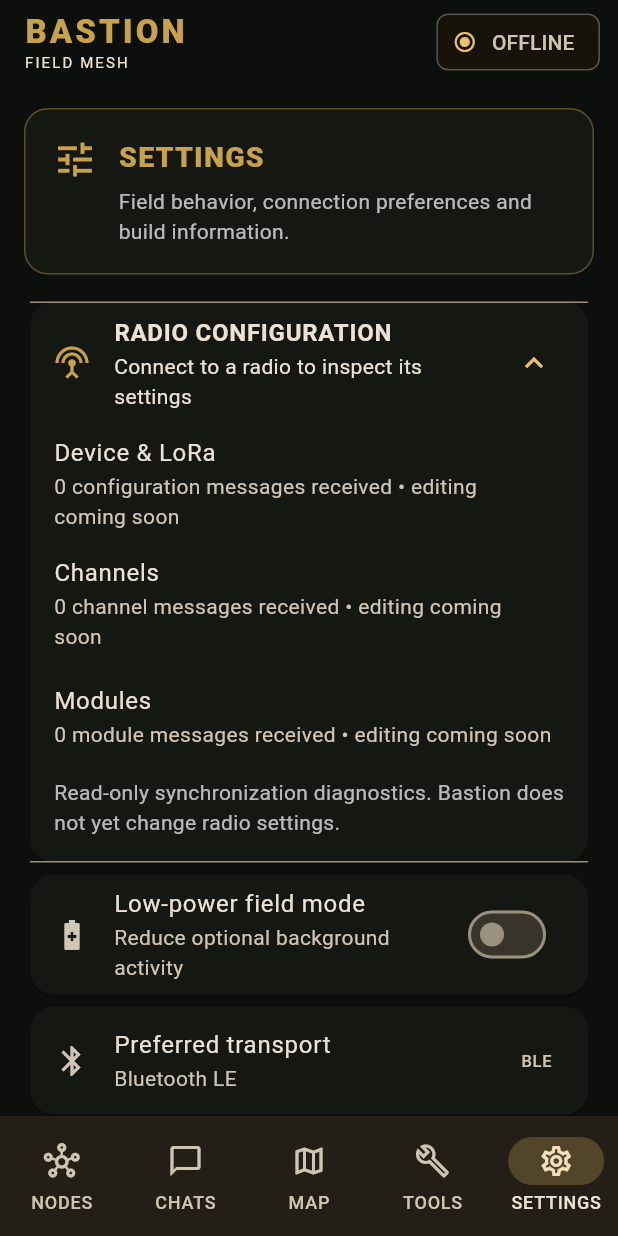
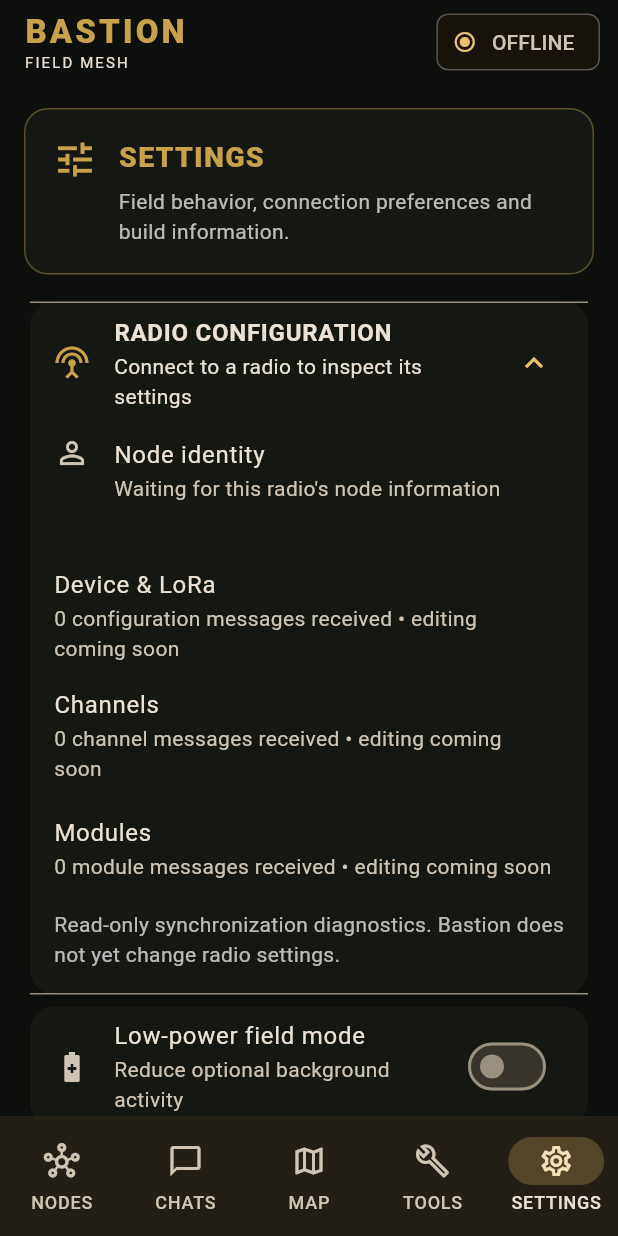
Before and after one commit to charlottemeshtastic/Bastion-Meshtastic, a Flutter app: the screen it shows after launch, item 5 of the bottom bar chosen, on a phone screen of 412 x 824 dp. Run offline on Flutter 3.47's test engine with Material 3 defaults, Android fonts, the phone set to English and light mode, and no system bars; our stand-ins replace shared_preferences; missing offline and left inert: universal_ble.

Commit message:
Show synchronized local node long name short name and ID in Settings

```diff
--- a/lib/main.dart
+++ b/lib/main.dart
@@ -760,6 +760,16 @@ class _SettingsPage extends StatelessWidget {
             ? 'Radio connected • configuration inspection'
             : 'Connect to a radio to inspect its settings'),
           children: [
+            ListTile(
+              leading: const Icon(Icons.person_outline),
+              title: const Text('Node identity'),
+              subtitle: Text(radio.localNode == null
+                ? 'Waiting for this radio\'s node information'
+                : 'Long: ${radio.localNode!.longName ?? 'Not reported'}\n'
+                  'Short: ${radio.localNode!.shortName ?? 'Not reported'}\n'
+                  'ID: ${radio.localNode!.id ?? 'Not reported'}'),
+              isThreeLine: true,
+            ),
             ListTile(title: const Text('Device & LoRa'),
               subtitle: Text('${radio.radioConfigCount} configuration messages received • editing coming soon')),
             ListTile(title: const Text('Channels'),
```
